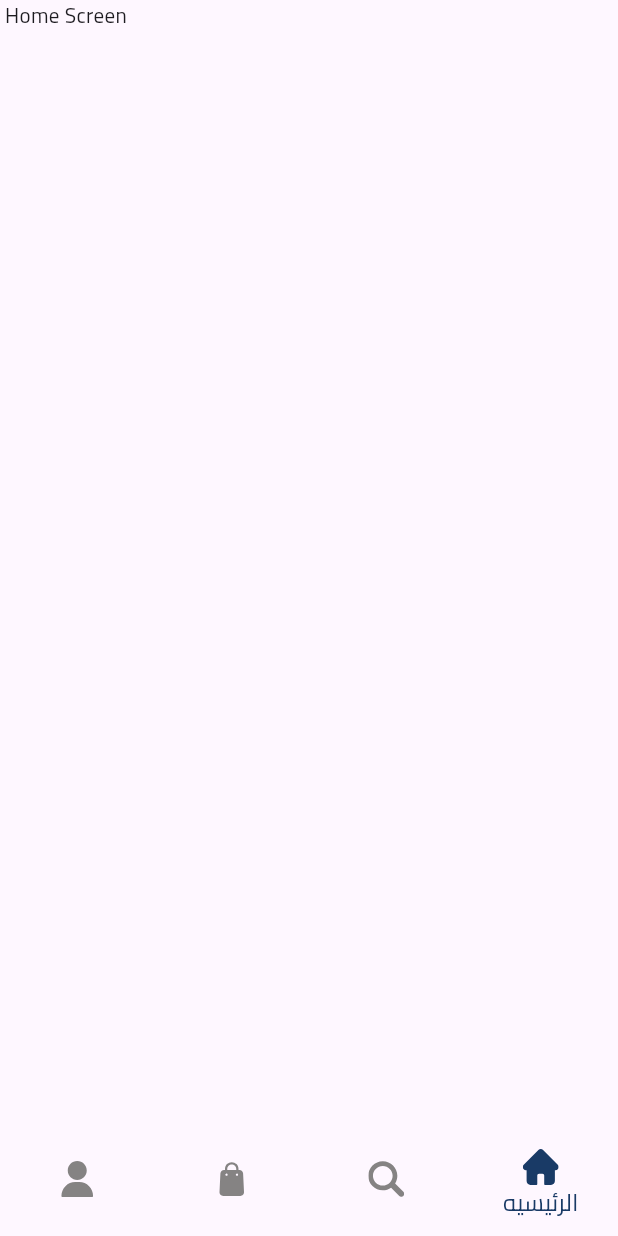
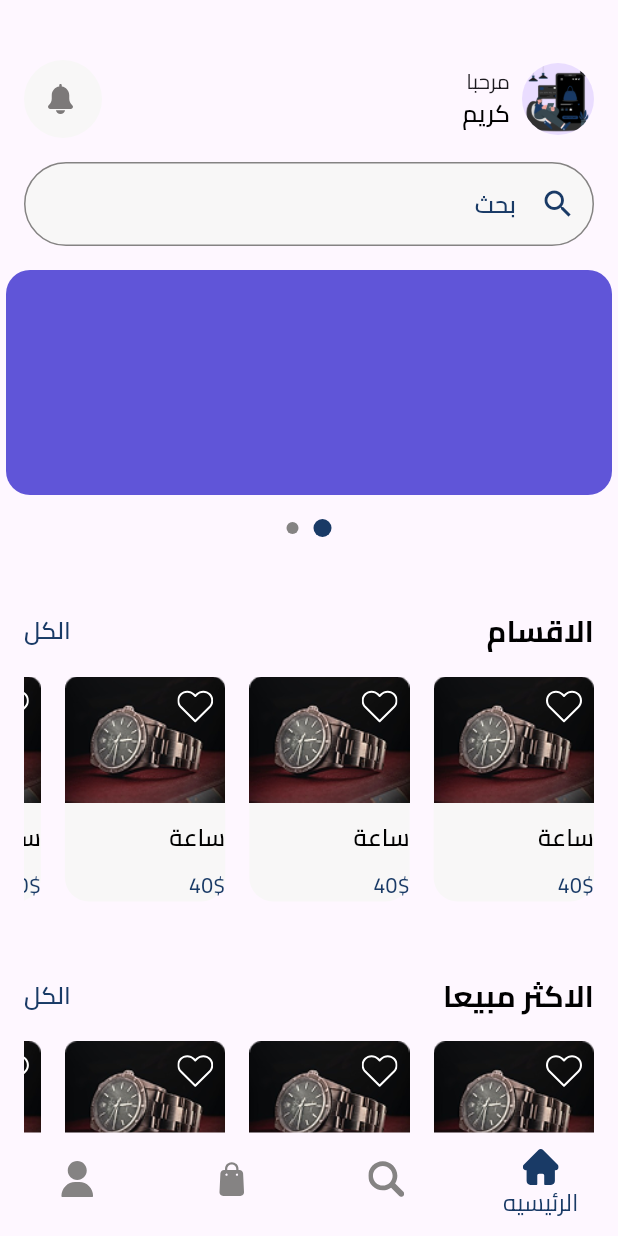
Before and after one commit to Kareemm0/two_be, a Flutter app: the BottomNavBarScreen screen opened by its route, on a phone screen of 412 x 824 dp. Run offline on Flutter 3.47's test engine with Material 3 defaults, Android fonts, the phone set to English and light mode, and no system bars; our stand-ins replace dotted_border, equatable, flutter_bloc, flutter_svg, go_router.

Commit message:
finish_home

```diff
--- /dev/null
+++ b/lib/Features/home/presentation/cubit/home_cubit.dart
@@ -0,0 +1,39 @@
+import 'dart:async';
+import 'package:equatable/equatable.dart';
+import 'package:flutter/material.dart';
+import 'package:flutter_bloc/flutter_bloc.dart';
+import 'package:two_be/core/utils/app_images.dart';
+part 'home_state.dart';
+
+class HomeCubit extends Cubit<HomeState> {
+  HomeCubit() : super(HomeCubitInitial());
+  final PageController pageController = PageController(initialPage: 0);
+  int currentPage = 0;
+
+  final List<String> imageUrls = [
+    AppImages.slider,
+    AppImages.slider,
+  ];
+
+  void startAutoSlide() {
+    Timer.periodic(Duration(seconds: 3), (Timer timer) {
+      if (currentPage < imageUrls.length - 1) {
+        currentPage++;
+      } else {
+        currentPage = 0;
+      }
+
+      pageController.animateToPage(
+        currentPage,
+        duration: Duration(milliseconds: 500),
+        curve: Curves.easeInOut,
+      );
+      emit(ChangeIndexState(currentPage));
+    });
+  }
+
+  void onPageChanged(int index) {
+    currentPage = index;
+    emit(ChangeIndexState(currentPage));
+  }
+}
--- /dev/null
+++ b/lib/Features/home/presentation/cubit/home_state.dart
@@ -0,0 +1,19 @@
+part of 'home_cubit.dart';
+
+sealed class HomeState extends Equatable {
+  const HomeState();
+
+  @override
+  List<Object> get props => [];
+}
+
+final class HomeCubitInitial extends HomeState {}
+
+final class ChangeIndexState extends HomeState {
+  final int index;
+
+  const ChangeIndexState(this.index);
+
+  @override
+  List<Object> get props => [index];
+}
--- a/lib/Features/home/presentation/views/home_screen.dart
+++ b/lib/Features/home/presentation/views/home_screen.dart
@@ -1,12 +1,103 @@
 import 'package:flutter/material.dart';
+import 'package:flutter_bloc/flutter_bloc.dart';
+import 'package:two_be/Features/home/presentation/cubit/home_cubit.dart';
+import 'package:two_be/Features/home/presentation/widgets/custom_image_container.dart';
+import 'package:two_be/Features/home/presentation/widgets/custom_row_text_category.dart';
+import 'package:two_be/core/utils/app_sizes.dart';
+import '../../../../core/widgets/custom_search_bar.dart';
+import '../widgets/custom_category_list_view.dart';
+import '../widgets/custom_dotted_slider.dart';
+import '../widgets/custom_row_header_and_notification.dart';
 
 class HomeScreen extends StatelessWidget {
   const HomeScreen({super.key});
 
   @override
   Widget build(BuildContext context) {
-    return Scaffold(
-      body: Text("Home Screen "),
+    return BlocProvider(
+      create: (context) => HomeCubit()..startAutoSlide(),
+      child: BlocBuilder<HomeCubit, HomeState>(
+        builder: (context, state) {
+          final cubit = context.read<HomeCubit>();
+          return Scaffold(
+            body: Column(
+              spacing: 16,
+              children: [
+                Padding(
+                  padding: const EdgeInsets.only(right: 16, top: 40, left: 16),
+                  child: Column(
+                    spacing: 16,
+                    children: [
+                      CustomRowHeaderAndNotification(),
+                      CustomSearchBar(controller: TextEditingController()),
+                    ],
+                  ),
+                ),
+                SizedBox(
+                  height: 150,
+                  child: PageView.builder(
+                    onPageChanged: cubit.onPageChanged,
+                    controller: cubit.pageController,
+                    itemCount: cubit.imageUrls.length,
+                    itemBuilder: (context, index) {
+                      return CustomImageContainer(
+                        image: cubit.imageUrls[index],
+                      );
+                    },
+                  ),
+                ),
+                CustomDottedSlider(
+                  currentPage: cubit.currentPage,
+                  imageLength: cubit.imageUrls.length,
+                ),
+                Expanded(
+                  child: SingleChildScrollView(
+                    child: Padding(
+                      padding: const EdgeInsets.symmetric(horizontal: 16),
+                      child: Column(
+                        spacing: 16,
+                        crossAxisAlignment: CrossAxisAlignment.start,
+                        children: [
+                          height(16),
+                          CustomRowTextCategory(text: "الاقسام"),
+                          SizedBox(
+                            height: 150,
+                            child: ListView.separated(
+                              scrollDirection: Axis.horizontal,
+                              itemBuilder: (context, index) {
+                                return CustomCategoryListView();
+                              },
+                              separatorBuilder: (context, index) {
+                                return width(16);
+                              },
+                              itemCount: 10,
+                            ),
+                          ),
+                          height(16),
+                          CustomRowTextCategory(text: "الاكثر مبيعا"),
+                          SizedBox(
+                            height: 150,
+                            child: ListView.separated(
+                              scrollDirection: Axis.horizontal,
+                              itemBuilder: (context, index) {
+                                return CustomCategoryListView();
+                              },
+                              separatorBuilder: (context, index) {
+                                return width(16);
+                              },
+                              itemCount: 10,
+                            ),
+                          ),
+                        ],
+                      ),
+                    ),
+                  ),
+                ),
+              ],
+            ),
+          );
+        },
+      ),
     );
   }
 }
--- /dev/null
+++ b/lib/Features/home/presentation/widgets/custom_category_list_view.dart
@@ -0,0 +1,44 @@
+import 'package:flutter/material.dart';
+import 'package:flutter_svg/svg.dart';
+import 'package:two_be/core/utils/app_images.dart';
+
+import '../../../../core/utils/app_colors.dart';
+import '../../../../core/utils/app_text_style.dart';
+
+class CustomCategoryListView extends StatelessWidget {
+  const CustomCategoryListView({super.key});
+
+  @override
+  Widget build(BuildContext context) {
+    return Container(
+      decoration: BoxDecoration(
+        color: AppColors.geryF,
+        borderRadius: BorderRadius.circular(16),
+      ),
+      child: Column(
+        crossAxisAlignment: CrossAxisAlignment.start,
+        spacing: 12,
+        children: [
+          Flexible(
+            flex: 4,
+            child: Stack(
+              children: [
+                Image.asset(AppImages.watch),
+                Padding(
+                  padding: const EdgeInsets.all(8.0),
+                  child: SvgPicture.asset(AppImages.heart),
+                )
+              ],
+            ),
+          ),
+          Flexible(child: Text("ساعة", style: AppTextStyle.style16)),
+          Flexible(
+            child: Text("40\$",
+                style: AppTextStyle.style14
+                    .copyWith(color: AppColors.primaryColor)),
+          ),
+        ],
+      ),
+    );
+  }
+}
--- /dev/null
+++ b/lib/Features/home/presentation/widgets/custom_dotted_slider.dart
@@ -0,0 +1,34 @@
+import 'package:flutter/material.dart';
+
+import '../../../../core/utils/app_colors.dart';
+
+class CustomDottedSlider extends StatelessWidget {
+  final int currentPage;
+  final int imageLength;
+  const CustomDottedSlider({
+    super.key,
+    required this.currentPage,
+    required this.imageLength,
+  });
+
+  @override
+  Widget build(BuildContext context) {
+    return Row(
+      mainAxisAlignment: MainAxisAlignment.center,
+      children: List.generate(
+        imageLength,
+        (index) => AnimatedContainer(
+          duration: Duration(milliseconds: 300),
+          margin: EdgeInsets.symmetric(horizontal: 5),
+          width: currentPage == index ? 12 : 8,
+          height: currentPage == index ? 12 : 8,
+          decoration: BoxDecoration(
+            color:
+                currentPage == index ? AppColors.primaryColor : AppColors.grey8,
+            shape: BoxShape.circle,
+          ),
+        ),
+      ),
+    );
+  }
+}
--- /dev/null
+++ b/lib/Features/home/presentation/widgets/custom_image_container.dart
@@ -0,0 +1,22 @@
+import 'package:flutter/material.dart';
+
+class CustomImageContainer extends StatelessWidget {
+  final String image;
+  const CustomImageContainer({super.key, required this.image});
+
+  @override
+  Widget build(BuildContext context) {
+    return Container(
+      margin: EdgeInsets.symmetric(horizontal: 4),
+      clipBehavior: Clip.antiAlias,
+      decoration: BoxDecoration(
+        borderRadius: BorderRadius.circular(16),
+      ),
+      child: Image.asset(
+        image,
+        fit: BoxFit.cover,
+        width: double.infinity,
+      ),
+    );
+  }
+}
--- /dev/null
+++ b/lib/Features/home/presentation/widgets/custom_row_header_and_notification.dart
@@ -0,0 +1,46 @@
+import 'package:flutter/material.dart';
+import 'package:flutter_svg/svg.dart';
+
+import '../../../../core/utils/app_colors.dart';
+import '../../../../core/utils/app_images.dart';
+import '../../../../core/utils/app_text_style.dart';
+
+class CustomRowHeaderAndNotification extends StatelessWidget {
+  const CustomRowHeaderAndNotification({super.key});
+
+  @override
+  Widget build(BuildContext context) {
+    return Row(
+      mainAxisAlignment: MainAxisAlignment.spaceBetween,
+      children: [
+        Row(
+          spacing: 8,
+          children: [
+            CircleAvatar(
+              radius: 24,
+              backgroundImage: AssetImage(
+                AppImages.onbarding1,
+              ),
+            ),
+            Column(
+              crossAxisAlignment: CrossAxisAlignment.start,
+              children: [
+                Text("مرحبا"),
+                Text(
+                  "كريم",
+                  style: AppTextStyle.style16,
+                ),
+              ],
+            ),
+          ],
+        ),
+        Container(
+          padding: EdgeInsets.all(16),
+          decoration:
+              BoxDecoration(color: AppColors.geryF, shape: BoxShape.circle),
+          child: SvgPicture.asset(AppImages.notification),
+        )
+      ],
+    );
+  }
+}
--- /dev/null
+++ b/lib/Features/home/presentation/widgets/custom_row_text_category.dart
@@ -0,0 +1,30 @@
+import 'package:flutter/material.dart';
+
+import '../../../../core/utils/app_colors.dart';
+import '../../../../core/utils/app_text_style.dart';
+
+class CustomRowTextCategory extends StatelessWidget {
+  final String text;
+  const CustomRowTextCategory({super.key, required this.text});
+
+  @override
+  Widget build(BuildContext context) {
+    return Row(
+      mainAxisAlignment: MainAxisAlignment.spaceBetween,
+      children: [
+        Text(
+          text,
+          style: AppTextStyle.style20.copyWith(
+            color: AppColors.blackColor,
+          ),
+        ),
+        Text(
+          "الكل",
+          style: AppTextStyle.style16.copyWith(
+            color: AppColors.primaryColor,
+          ),
+        )
+      ],
+    );
+  }
+}
--- a/lib/core/utils/app_colors.dart
+++ b/lib/core/utils/app_colors.dart
@@ -8,4 +8,5 @@ class AppColors {
   static const Color redED = Color(0xffED1414);
   static const Color green = Color(0xff006400);
   static const Color grey8 = Color(0xff858383);
+  static const Color geryF = Color(0xffF8F7F7);
 }
--- a/lib/core/utils/app_images.dart
+++ b/lib/core/utils/app_images.dart
@@ -6,6 +6,8 @@ class AppImages {
   static const String onbarding1 = '${_path}onbarding1.png';
   static const String onbarding2 = '${_path}onbarding2.png';
   static const String onbarding3 = '${_path}onbarding3.png';
+  static const String slider = '${_path}slider.png';
+  static const String watch = '${_path}watch.png';
 
   //! Vectors Images
 
@@ -14,4 +16,6 @@ class AppImages {
   static const String search = '${_vectos}search.svg';
   static const String cart = '${_vectos}cart.svg';
   static const String profile = '${_vectos}profile.svg';
+  static const String notification = '${_vectos}notification.svg';
+  static const String heart = '${_vectos}heart.svg';
 }
--- /dev/null
+++ b/lib/core/widgets/custom_search_bar.dart
@@ -0,0 +1,49 @@
+import 'package:flutter/material.dart';
+import 'package:two_be/core/utils/app_colors.dart';
+import '../utils/app_text_style.dart';
+
+class CustomSearchBar extends StatelessWidget {
+  final TextEditingController controller;
+  final void Function(String)? onChanged;
+  const CustomSearchBar({
+    super.key,
+    required this.controller,
+    this.onChanged,
+  });
+
+  @override
+  Widget build(BuildContext context) {
+    return TextFormField(
+      onChanged: onChanged,
+      controller: controller,
+      decoration: InputDecoration(
+        prefixIconColor: AppColors.primaryColor,
+        fillColor: AppColors.geryF,
+        filled: true,
+        prefixIcon: Icon(Icons.search),
+        hintText: "بحث",
+        hintStyle: AppTextStyle.style16.copyWith(color: AppColors.primaryColor),
+        errorBorder: OutlineInputBorder(
+          borderRadius: BorderRadius.circular(30),
+          borderSide: BorderSide(color: AppColors.redED),
+        ),
+        enabledBorder: OutlineInputBorder(
+          borderRadius: BorderRadius.circular(30),
+          borderSide: BorderSide(color: AppColors.grey8),
+        ),
+        focusedBorder: OutlineInputBorder(
+          borderRadius: BorderRadius.circular(30),
+          borderSide: BorderSide(color: AppColors.grey8),
+        ),
+        disabledBorder: OutlineInputBorder(
+          borderRadius: BorderRadius.circular(30),
+          borderSide: BorderSide(color: AppColors.grey8),
+        ),
+        focusedErrorBorder: OutlineInputBorder(
+          borderRadius: BorderRadius.circular(30),
+          borderSide: BorderSide(color: AppColors.grey8),
+        ),
+      ),
+    );
+  }
+}
```
Also changed, not shown: assets/images/slider.png (added), assets/images/watch.png (added), assets/vectors/heart.svg (added), assets/vectors/notification.svg (added).
